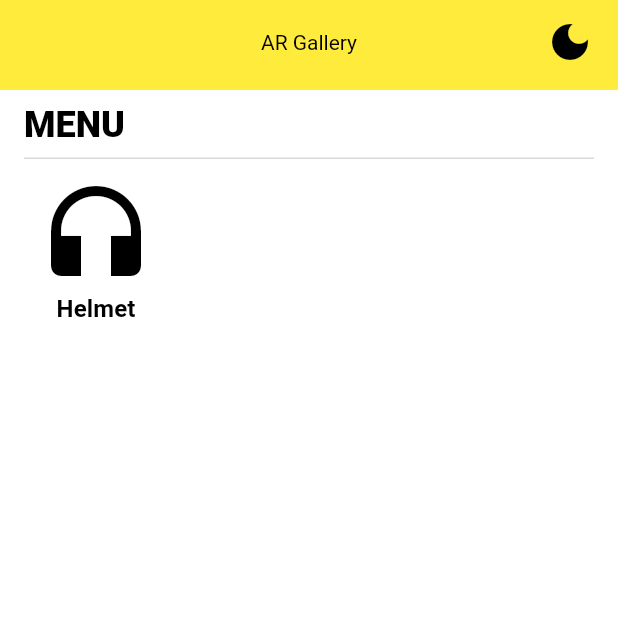
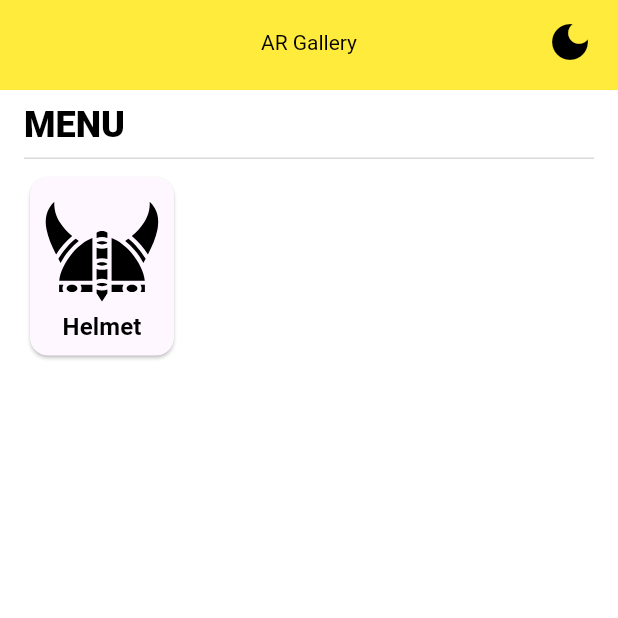
Before and after one commit to selecky/ar_gallery, a Flutter app: the screen it shows after launch, on a phone screen of 412 x 824 dp, the top half of it. Run offline on Flutter 3.47's test engine with Material 3 defaults, Android fonts, the light colour scheme and no system bars; our stand-ins replace dio, easy_localization, equatable, flutter_bloc, flutter_svg, get_it and 3 more; missing offline and left inert: flutter_unity_widget, requests_inspector; accounts and stored records are empty.

Commit message:
helmet icon

```diff
--- a/lib/architecture/app_theme.dart
+++ b/lib/architecture/app_theme.dart
@@ -17,6 +17,7 @@ ThemeData _getAppTheme() {
         color: App.appTheme.app_textColor,
       ),
     ),
+    cardTheme: CardTheme(color: App.appTheme.app_cardColor,),
     textTheme: TextTheme(
       displayLarge: TextStyle(
         fontSize: 64,
@@ -119,4 +120,6 @@ extension CustomColors on ThemeData {
   Color get app_tileColor => App.isDarkMode ? const Color(0xFF585858) : Colors.grey[200]!;
 
   Color get app_redColor => App.isDarkMode ? Colors.red[400]! : Colors.red;
+
+  Color get app_cardColor => App.isDarkMode ? app_dividerColor : App.appTheme.cardColor;
 }
--- a/lib/features/home/presentation/screens/home_screen.dart
+++ b/lib/features/home/presentation/screens/home_screen.dart
@@ -22,13 +22,20 @@ class _HomeScreenState extends State<HomeScreen> {
     return AppScreen(
       title: Strings.screen_title_home.tr(),
       hasBackButton: false,
-      child: HomeTile(
-        onTap: () {
-          context.read<HomeBloc>().add(GoToHelmetScreenEvent(context: context));
-          _log.info('helmet icon tapped');
-        },
-        iconData: Icons.headphones,
-        title: Strings.screen_title_helmet.tr(),
+      child: Padding(
+        padding: const EdgeInsets.only(top: 8),
+        child: Wrap(
+          children: [
+            HomeTile(
+              onTap: () {
+                context.read<HomeBloc>().add(GoToHelmetScreenEvent(context: context));
+                _log.info('helmet icon tapped');
+              },
+              svgAssetName: 'assets/images/helmet.svg',
+              title: Strings.screen_title_helmet.tr(),
+            )
+          ],
+        ),
       ),
     );
   }
--- a/lib/features/home/presentation/widgets/home_tile.dart
+++ b/lib/features/home/presentation/widgets/home_tile.dart
@@ -1,24 +1,40 @@
 import 'package:ar_gallery/architecture/app.dart';
+import 'package:ar_gallery/generic/constants.dart';
 import 'package:flutter/material.dart';
+import 'package:flutter_svg/svg.dart';
 
 class HomeTile extends StatelessWidget {
   final void Function() onTap;
-  final IconData iconData;
+  final IconData? iconData;
+  final String? svgAssetName;
   final String title;
 
-  const HomeTile({super.key, required this.onTap, required this.iconData, required this.title});
+  const HomeTile({super.key, required this.onTap, this.iconData, this.svgAssetName, required this.title});
 
   @override
   Widget build(BuildContext context) {
     return InkWell(
       onTap: onTap,
+      child: Card(
         child: Padding(
           padding: const EdgeInsets.all(8),
           child: Column(
             children: [
+              if (iconData != null)
               Icon(iconData, size: 80, color: Theme.of(context).app_textColor),
+              if (svgAssetName != null)
+                SvgPicture.asset(
+                  svgAssetName!,
+                  width: 80,
+                  height: 80,
+                  colorFilter: ColorFilter.mode(
+                    Theme.of(context).app_textColor,
+                    BlendMode.srcIn,
+                  ),
+                ) ,
               Text(title, style: Theme.of(context).textTheme.labelLarge),
             ],
+          ),
         ),
       ),
     );
--- a/lib/generic/widgets/app_button_icon.dart
+++ b/lib/generic/widgets/app_button_icon.dart
@@ -23,7 +23,6 @@ class AppButtonIcon extends StatelessWidget {
   Widget build(BuildContext context) {
     return BlocBuilder<DarkModeBloc, DarkModeState>(
       builder: (context, state) {
-        print('000000000000000000000000000000000000000000');
         return InkWell(
           onTap: onTap,
           borderRadius: BorderRadius.circular(Constants.radiusButton),
--- a/pubspec.yaml
+++ b/pubspec.yaml
@@ -47,3 +47,4 @@ flutter:
   uses-material-design: true
   assets:
     - assets/translations/
+    - assets/images/
```
Also changed, not shown: assets/images/helmet.svg (added), assets/images/horns.svg (added). Lines whose indentation alone changed are shown as unchanged.
